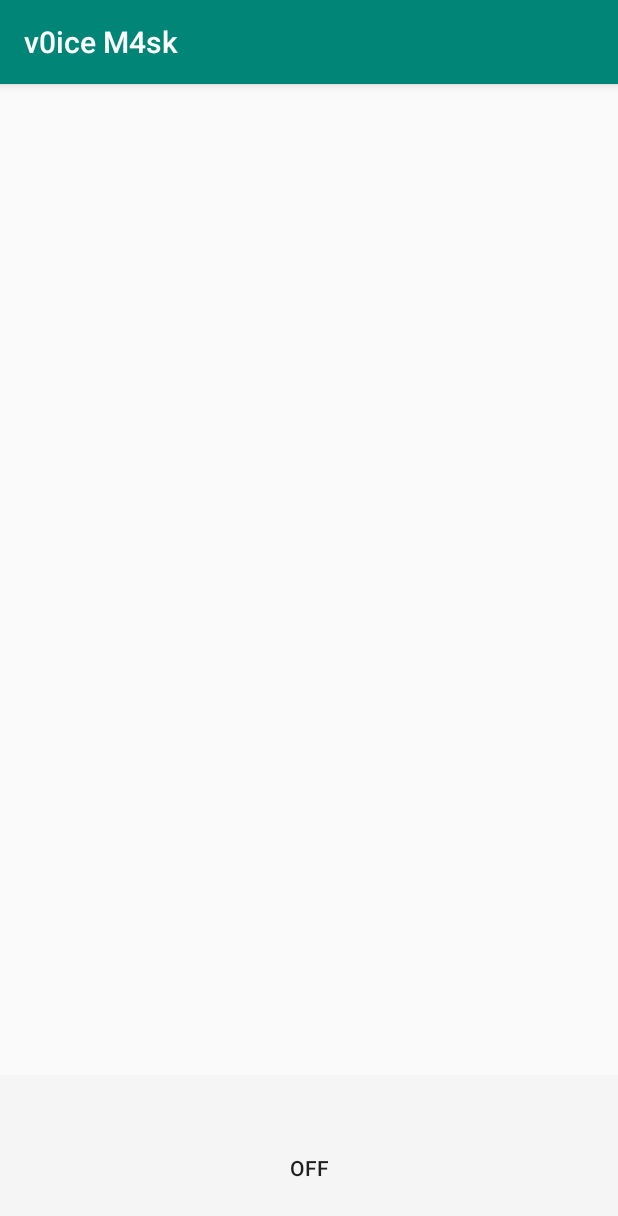
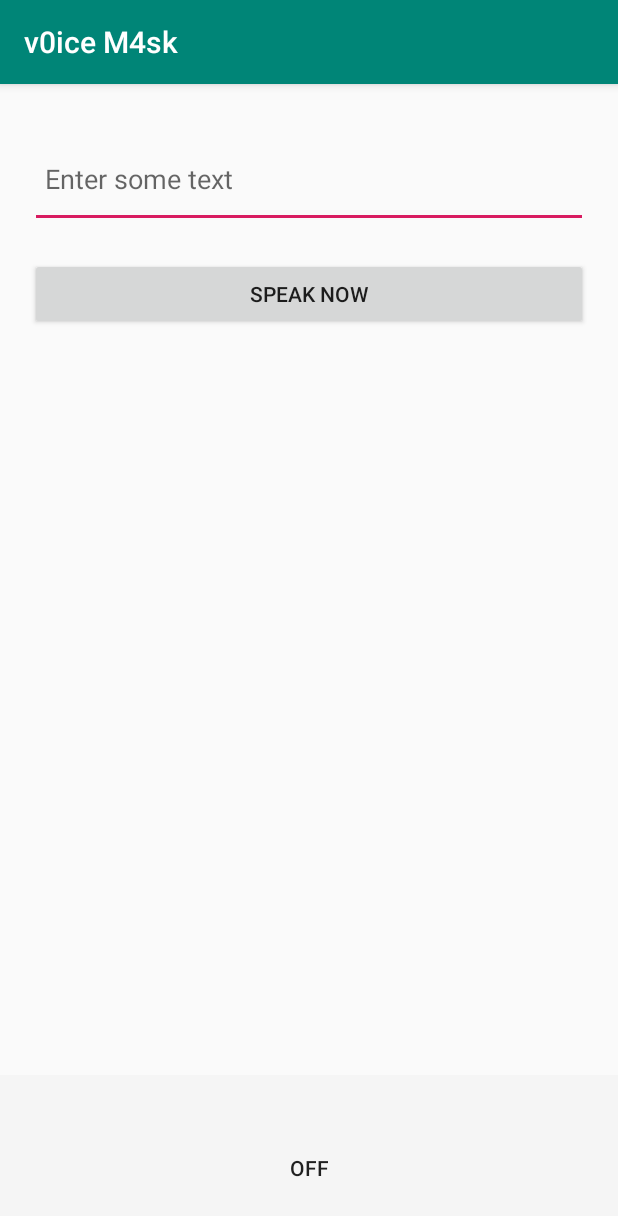
Before and after one commit to Akm0d/v0iceM4sk, an Android app: the screen it shows after launch (MainActivity), on a phone screen of 412 x 824 dp. Shown: the top 1216 px of the screen. Run offline under Robolectric (Android 15) with nearby library versions, the phone set to English and light mode, and no system bars.

Commit message:
Added text to speech basics
Signed-off-by: Tyler Johnson <tjohnson@saltstack.com>

```diff
--- a/app/src/main/java/com/example/v0icem4sk/MainActivity.java
+++ b/app/src/main/java/com/example/v0icem4sk/MainActivity.java
@@ -13,7 +13,9 @@ import android.speech.RecognizerIntent;
 import android.speech.SpeechRecognizer;
 import android.util.Log;
 import android.view.View;
+import android.widget.Button;
 import android.widget.CompoundButton;
+import android.widget.EditText;
 import android.widget.ProgressBar;
 import android.widget.TextView;
 import android.widget.Toast;
@@ -24,6 +26,7 @@ import java.util.Arrays;
 import java.util.Locale;
 
 public class MainActivity extends AppCompatActivity implements RecognitionListener {
+    // Speech Recorder variables
     private static final int REQUEST_RECORD_PERMISSION = 100;
     private TextView returnedText;
     private ToggleButton toggleButton;
@@ -32,11 +35,31 @@ public class MainActivity extends AppCompatActivity implements RecognitionListen
     private Intent recognizerIntent;
     private String LOG_TAG = "VoiceRecognitionActivity";
 
+    // Text Speaker variables
+    private Button speakNowButton;
+    private EditText editText;
+    TTSManager ttsManager = null;
+
     @Override
     protected void onCreate(Bundle savedInstanceState) {
         super.onCreate(savedInstanceState);
+        setContentView(R.layout.activity_main);
 
-        setContentView(R.layout.activity_main);
+        // Initialize Speaker
+        ttsManager = new TTSManager();
+        ttsManager.init(this);
+
+        editText = (EditText) findViewById(R.id.input_text);
+        speakNowButton = (Button) findViewById(R.id.speak_now);
+        speakNowButton.setOnClickListener(new View.OnClickListener() {
+            @Override
+            public void onClick(View arg0) {
+                String text = editText.getText().toString();
+                ttsManager.initQueue(text);
+            }
+        });
+
+        // Initialize Recorder
         returnedText = findViewById(R.id.voiceInput);
         progressBar = findViewById(R.id.rms_fluctuations);
         toggleButton = findViewById(R.id.toggleSpeak);
@@ -69,6 +92,15 @@ public class MainActivity extends AppCompatActivity implements RecognitionListen
                 }
             }
         });
+    }
+
+    /**
+     * Releases the resources used by the TextToSpeech engine.
+     */
+    @Override
+    public void onDestroy() {
+        super.onDestroy();
+        ttsManager.shutDown();
     }
 
     @Override
--- /dev/null
+++ b/app/src/main/java/com/example/v0icem4sk/TextToSpeech.java
@@ -0,0 +1,59 @@
+package com.example.v0icem4sk;
+
+import android.content.Context;
+import android.speech.tts.TextToSpeech;
+import android.util.Log;
+import java.util.Locale;
+
+/**
+ * Created by Nilanchala
+ * http://www.stacktips.com
+ */
+class TTSManager {
+
+    private TextToSpeech mTts = null;
+    private boolean isLoaded = false;
+
+    public void init(Context context) {
+        try {
+            mTts = new TextToSpeech(context, onInitListener);
+        } catch (Exception e) {
+            e.printStackTrace();
+        }
+    }
+
+    private TextToSpeech.OnInitListener onInitListener = new TextToSpeech.OnInitListener() {
+        @Override
+        public void onInit(int status) {
+            if (status == TextToSpeech.SUCCESS) {
+                int result = mTts.setLanguage(Locale.US);
+                isLoaded = true;
+
+                if (result == TextToSpeech.LANG_MISSING_DATA || result == TextToSpeech.LANG_NOT_SUPPORTED) {
+                    Log.e("error", "This Language is not supported");
+                }
+            } else {
+                Log.e("error", "Initialization Failed!");
+            }
+        }
+    };
+
+    public void shutDown() {
+        mTts.shutdown();
+    }
+
+    public void addQueue(String text) {
+        if (isLoaded)
+            mTts.speak(text, TextToSpeech.QUEUE_ADD, null);
+        else
+            Log.e("error", "TTS Not Initialized");
+    }
+
+    public void initQueue(String text) {
+
+        if (isLoaded)
+            mTts.speak(text, TextToSpeech.QUEUE_FLUSH, null);
+        else
+            Log.e("error", "TTS Not Initialized");
+    }
+}
--- a/app/src/main/res/layout/activity_main.xml
+++ b/app/src/main/res/layout/activity_main.xml
@@ -6,11 +6,42 @@
     android:layout_height="match_parent"
     tools:context="com.example.v0icem4sk.MainActivity">
 
+    <LinearLayout
+        android:id="@+id/textInput"
+        android:layout_alignParentTop="true"
+        android:layout_marginTop="10dp"
+        android:layout_above="@id/voiceText"
+        android:layout_width="match_parent"
+        android:layout_height="wrap_content"
+        android:padding="20dp"
+        android:orientation="vertical">
+
+        <EditText
+            android:id="@+id/input_text"
+            android:layout_width="match_parent"
+            android:layout_height="wrap_content"
+            android:layout_marginBottom="20dp"
+            android:ems="10"
+            android:hint="Enter some text"
+            android:minLines="2"
+            android:padding="10dp" >
+            <requestFocus />
+        </EditText>
+
+        <Button
+            android:id="@+id/speak_now"
+            android:layout_width="match_parent"
+            android:layout_height="wrap_content"
+            android:text="Speak Now" />
+
+    </LinearLayout>
+
     <ScrollView
-        android:layout_width="wrap_content"
-        android:layout_height="match_parent"
+        android:id="@+id/voiceText"
+        android:layout_width="match_parent"
+        android:layout_height="wrap_content"
         android:layout_above="@id/btnSpeakContainer"
-        android:layout_alignParentTop="true"
+        android:layout_marginTop="-184dp"
         android:layout_marginBottom="20dp"
         android:padding="20dp">
 
```
